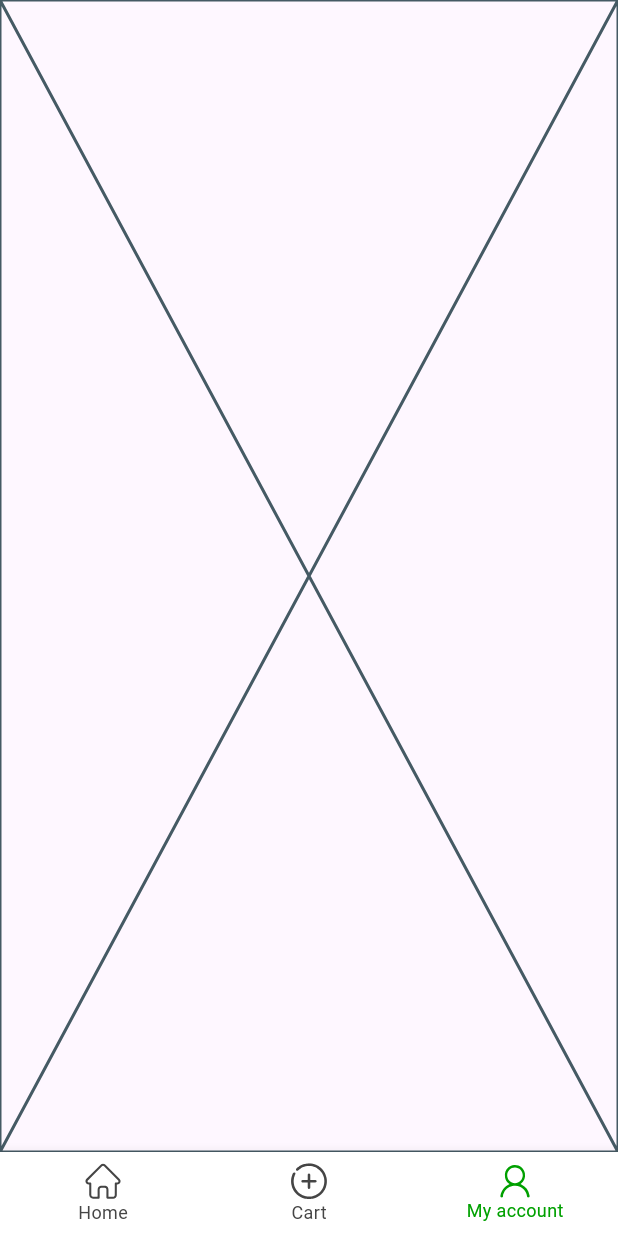
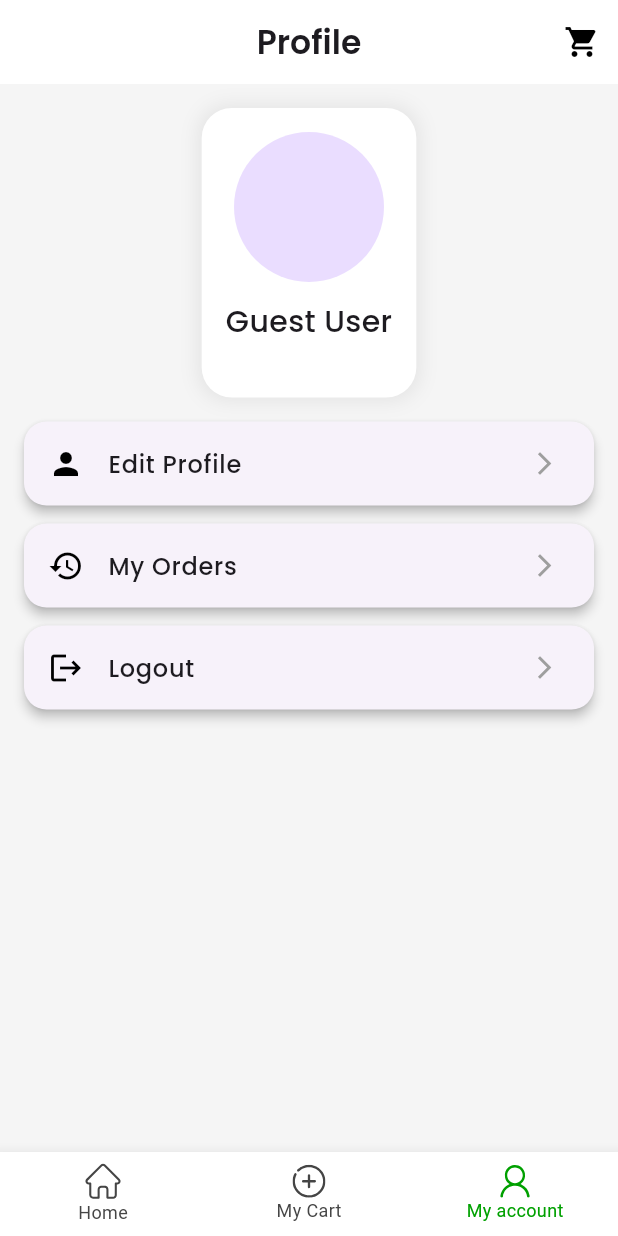
Before and after one commit to suman066/pitangent_assignment, a Flutter app: the MainPage screen opened by its route, item 3 of the bottom bar chosen, on a phone screen of 412 x 824 dp. Run offline on Flutter 3.47's test engine with Material 3 defaults, Android fonts, the phone set to English and light mode, and no system bars; our stand-ins replace firebase_auth, firebase_core, flutter_bloc, flutter_svg, fluttertoast, go_router and 3 more; accounts and stored records are empty; network calls fail.

Commit message:
final submit

```diff
--- a/lib/features/auth/view/otp_verification_page.dart
+++ b/lib/features/auth/view/otp_verification_page.dart
@@ -206,10 +206,6 @@ class _OTPScreenState extends State<OTPScreen> {
           textColor: darkThemeBlue,
           toastLength: Toast.LENGTH_SHORT);
 
-      Map body = {
-        "phone":"${widget.phoneNumber}",
-      };
-
       final prefs = await SharedPreferences.getInstance();
       prefs.setBool('otpVerified', true);
       prefs.setString('phoneNumber', number);
@@ -217,7 +213,7 @@ class _OTPScreenState extends State<OTPScreen> {
       Navigator.pop(context);
 
       Fluttertoast.showToast(
-          msg: "Welcome ${num}",
+          msg: "Welcome to Dashboard",
           fontSize: 16,
           backgroundColor: Colors.orange[100],
           textColor: darkThemeBlue,
--- a/lib/features/home/account_section/my_account.dart
+++ b/lib/features/home/account_section/my_account.dart
@@ -1,15 +1,106 @@
-import 'package:flutter/cupertino.dart';
+import 'package:flutter/material.dart';
+import 'package:google_fonts/google_fonts.dart';
+import 'package:firebase_auth/firebase_auth.dart';
+import 'package:shared_preferences/shared_preferences.dart';
+import 'package:test_project/core/common/constants/common_constants.dart';
 
-class MyAccountPage extends StatefulWidget {
-  const MyAccountPage({super.key});
+import '../../../common/helper/navigation_helper.dart';
 
-  @override
-  State<MyAccountPage> createState() => _MyAccountPageState();
-}
-
-class _MyAccountPageState extends State<MyAccountPage> {
+class MyAccountPage extends StatelessWidget {
   @override
   Widget build(BuildContext context) {
-    return const Placeholder();
+
+
+    return Scaffold(
+      backgroundColor: Color(0xFFF5F5F5),
+      appBar: AppBar(
+        title: Text("Profile", style: GoogleFonts.poppins(fontSize: 22, fontWeight: FontWeight.w600)),
+        centerTitle: true,
+        backgroundColor: Colors.white,
+        elevation: 0,
+        actions: [
+          IconButton(
+            icon: Icon(Icons.shopping_cart, color: Colors.black),
+            onPressed: () {
+              CustomNavigationHelper.router.push(CustomNavigationHelper.cartPath);
+            },
+          ),
+        ],
+      ),
+      body: Column(
+        children: [
+          // Profile Section
+          Container(
+            padding: EdgeInsets.all(16),
+            margin: EdgeInsets.symmetric(horizontal: 16, vertical: 16),
+            decoration: BoxDecoration(
+              color: Colors.white,
+              borderRadius: BorderRadius.circular(20),
+              boxShadow: [
+                BoxShadow(
+                  color: Colors.grey.withOpacity(0.2),
+                  blurRadius: 10,
+                  spreadRadius: 2,
+                ),
+              ],
+            ),
+            child: Column(
+              children: [
+                // User Avatar
+                CircleAvatar(
+                  radius: 50,
+                ),
+                SizedBox(height: 12),
+
+                // Name
+                Text(
+                  "Guest User",
+                  style: GoogleFonts.poppins(fontSize: 20, fontWeight: FontWeight.w500),
+                ),
+
+                // Email
+                Text(
+                  "$number",
+                  style: GoogleFonts.poppins(fontSize: 14, color: Colors.grey),
+                ),
+              ],
+            ),
+          ),
+
+          // Menu Options
+          Expanded(
+            child: Container(
+              padding: EdgeInsets.symmetric(horizontal: 16),
+              child: Column(
+                children: [
+                  buildMenuItem(Icons.person, "Edit Profile", () {}),
+                  buildMenuItem(Icons.history, "My Orders", () {}),
+                  buildMenuItem(Icons.logout, "Logout", () async {
+                    final prefs = await SharedPreferences.getInstance();
+                    prefs.setBool('otpVerified', false);
+                    CustomNavigationHelper.router.go(CustomNavigationHelper.loginPath);
+                  }),
+                ],
+              ),
+            ),
+          ),
+        ],
+      ),
+    );
+  }
+
+  // Menu Tile Widget
+  Widget buildMenuItem(IconData icon, String text, VoidCallback onTap) {
+    return Card(
+      shape: RoundedRectangleBorder(borderRadius: BorderRadius.circular(15)),
+      margin: EdgeInsets.only(bottom: 12),
+      elevation: 3,
+      child: ListTile(
+        leading: Icon(icon, color: Colors.black),
+        title: Text(text, style: GoogleFonts.poppins(fontSize: 16, fontWeight: FontWeight.w500)),
+        trailing: Icon(Icons.arrow_forward_ios, size: 18, color: Colors.grey),
+        onTap: onTap,
+      ),
+    );
   }
 }
--- a/lib/features/home/dashboard.dart
+++ b/lib/features/home/dashboard.dart
@@ -1,10 +1,13 @@
 import 'package:flutter/material.dart';
+import 'package:flutter_bloc/flutter_bloc.dart';
 import 'package:flutter_svg/svg.dart';
 import 'package:go_router/go_router.dart';
 import '../../common/helper/navigation_helper.dart';
 import 'account_section/my_account.dart';
+import 'cart_section/bloc/cart_bloc.dart';
 import 'cart_section/cart_page.dart';
 import 'home_section/home_page.dart';
+import 'home_section/model/product_model.dart';
 
 
 class MainPage extends StatefulWidget {
@@ -28,6 +31,8 @@ class MainPageState extends State<MainPage> {
       bottomNavigationBar: ValueListenableBuilder<int>(
         valueListenable: selectedIndexNotifier,
         builder: (context, selectedIndex, child) {
+          return BlocBuilder<CartBloc, List<Product>>(
+              builder: (context, cartItems) {
               return BottomNavigationBar(
                 type: BottomNavigationBarType.fixed,
                 currentIndex: selectedIndex,
@@ -48,13 +53,46 @@ class MainPageState extends State<MainPage> {
                     label: 'Home',
                   ),
                   BottomNavigationBarItem(
-                icon: SvgPicture.asset(
+                    icon: Stack(
+                      clipBehavior: Clip.none,
+                      children: [
+                        SvgPicture.asset(
                           'assets/images/add_new.svg',
                           color: selectedIndex == 1 ? const Color(0xff00A000) : const Color(0xff454545),
-                  width: 24,
+                          width: 22,
                         ),
-                label: 'Cart',
+                        // Badge for count
+                        Positioned(
+                          right: -7,
+                          top: -3,
+                          child:
+                cartItems!=null && cartItems.isNotEmpty?
+                          Container(
+                            padding: const EdgeInsets.all(4),
+                            decoration: BoxDecoration(
+                              color: Colors.red,
+                              shape: BoxShape.circle,
                             ),
+                            constraints: const BoxConstraints(
+                              minWidth: 16,
+                              minHeight: 16,
+                            ),
+                            child: Text(
+                              "${cartItems.length}", // Replace with your dynamic count value
+                              style: const TextStyle(
+                                color: Colors.white,
+                                fontSize: 10,
+                                fontWeight: FontWeight.bold,
+                              ),
+                              textAlign: TextAlign.center,
+                            ),
+                          ):Container(),
+                        ),
+                      ],
+                    ),
+                    label: 'My Cart',
+                  ),
+
                   BottomNavigationBarItem(
                     icon: SvgPicture.asset(
                       'assets/images/my_account.svg',
@@ -64,6 +102,8 @@ class MainPageState extends State<MainPage> {
                     label: 'My account',
                   ),
                 ],
+              );
+            }
           );
         },
       ),
--- a/lib/features/home/home_section/home_page.dart
+++ b/lib/features/home/home_section/home_page.dart
@@ -1,9 +1,7 @@
 import 'package:flutter/cupertino.dart';
 import 'package:flutter/material.dart';
 import 'package:flutter_bloc/flutter_bloc.dart';
-
 import '../cart_section/bloc/cart_bloc.dart';
-import '../cart_section/cart_page.dart';
 import 'bloc/home_bloc.dart';
 import 'bloc/home_state.dart';
 
@@ -13,15 +11,6 @@ class HomePage extends StatelessWidget {
     return Scaffold(
       appBar: AppBar(
         title: Text('Products'),
-        actions: [
-          IconButton(
-            icon: Icon(Icons.shopping_cart),
-            onPressed: () => Navigator.push(
-              context,
-              MaterialPageRoute(builder: (context) => CartPage()),
-            ),
-          ),
-        ],
       ),
       body: BlocBuilder<ProductBloc, ProductState>(
         builder: (context, state) {
```
Also changed, not shown: 5 other files. Lines whose indentation alone changed are shown as unchanged.
